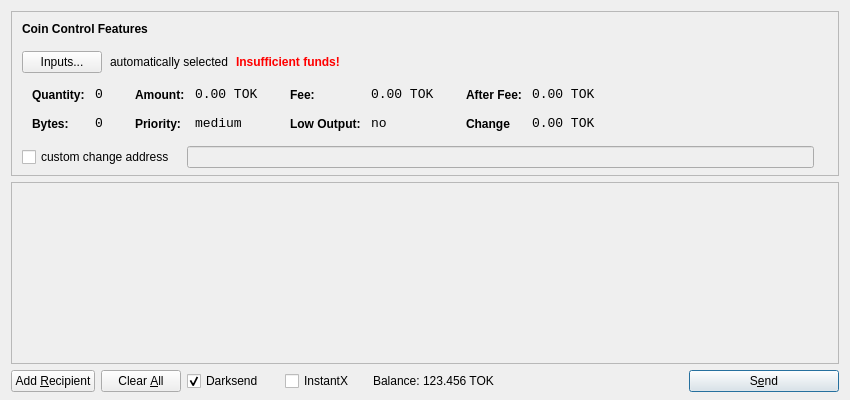
braveonesgit/Harvestcoin, file src/qt/forms/sendcoinsdialog.ui: the form before one commit.
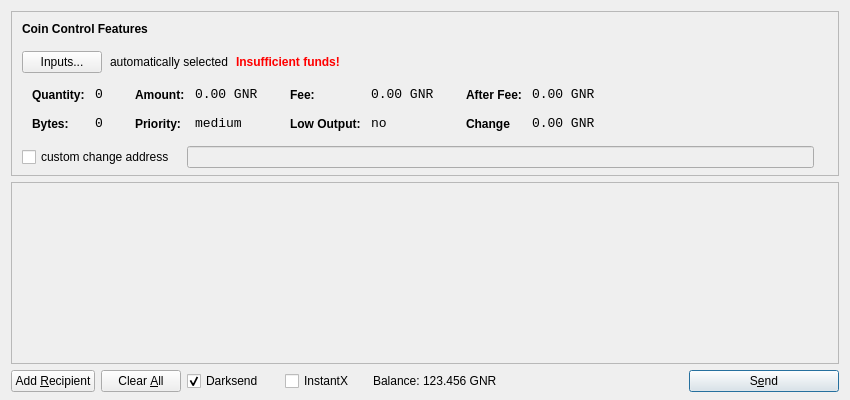
The form after the commit. Icons and pictures are not drawn.

Diff of the .ui file:
```diff
--- a/src/qt/forms/sendcoinsdialog.ui
+++ b/src/qt/forms/sendcoinsdialog.ui
@@ -321,7 +321,7 @@
                   <enum>Qt::ActionsContextMenu</enum>
                  </property>
                  <property name="text">
-                  <string>0.00 TOK</string>
+                  <string>0.00 GNR</string>
                  </property>
                  <property name="textInteractionFlags">
                   <set>Qt::LinksAccessibleByMouse|Qt::TextSelectableByKeyboard|Qt::TextSelectableByMouse</set>
@@ -407,7 +407,7 @@
                   <enum>Qt::ActionsContextMenu</enum>
                  </property>
                  <property name="text">
-                  <string>0.00 TOK</string>
+                  <string>0.00 GNR</string>
                  </property>
                  <property name="textInteractionFlags">
                   <set>Qt::LinksAccessibleByMouse|Qt::TextSelectableByKeyboard|Qt::TextSelectableByMouse</set>
@@ -493,7 +493,7 @@
                   <enum>Qt::ActionsContextMenu</enum>
                  </property>
                  <property name="text">
-                  <string>0.00 TOK</string>
+                  <string>0.00 GNR</string>
                  </property>
                  <property name="textInteractionFlags">
                   <set>Qt::LinksAccessibleByMouse|Qt::TextSelectableByKeyboard|Qt::TextSelectableByMouse</set>
@@ -525,7 +525,7 @@
                   <enum>Qt::ActionsContextMenu</enum>
                  </property>
                  <property name="text">
-                  <string>0.00 TOK</string>
+                  <string>0.00 GNR</string>
                  </property>
                  <property name="textInteractionFlags">
                   <set>Qt::LinksAccessibleByMouse|Qt::TextSelectableByKeyboard|Qt::TextSelectableByMouse</set>
@@ -756,7 +756,7 @@
           <cursorShape>IBeamCursor</cursorShape>
          </property>
          <property name="text">
-          <string>123.456 TOK</string>
+          <string>123.456 GNR</string>
          </property>
          <property name="textInteractionFlags">
           <set>Qt::LinksAccessibleByMouse|Qt::TextSelectableByKeyboard|Qt::TextSelectableByMouse</set>
```
